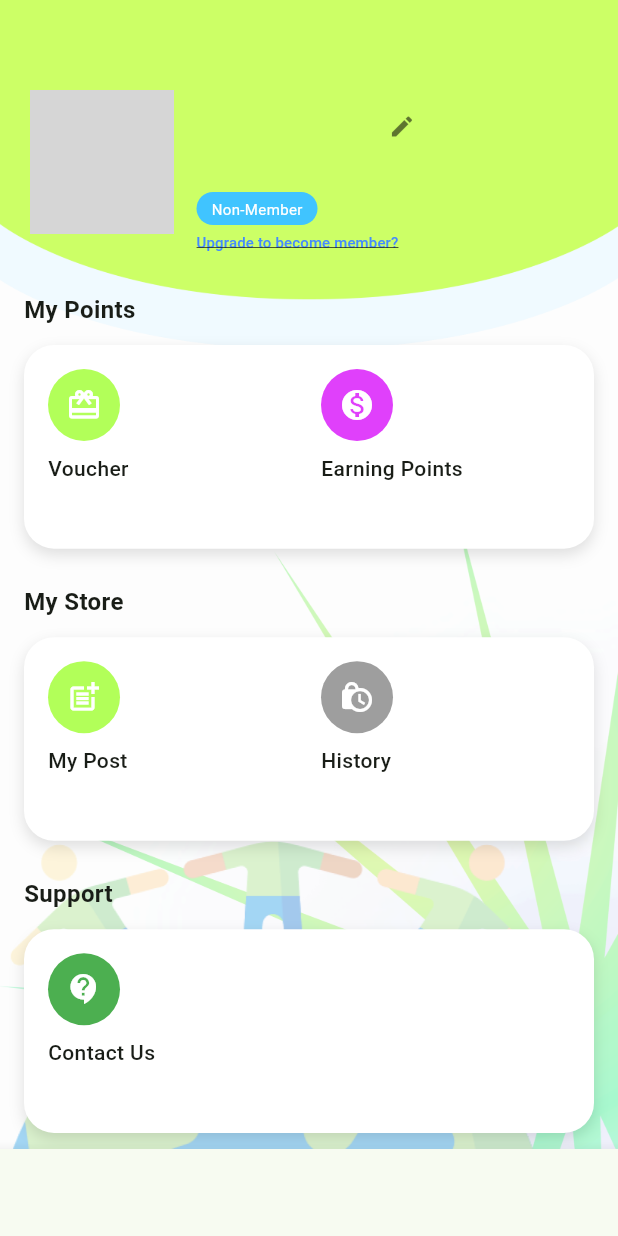
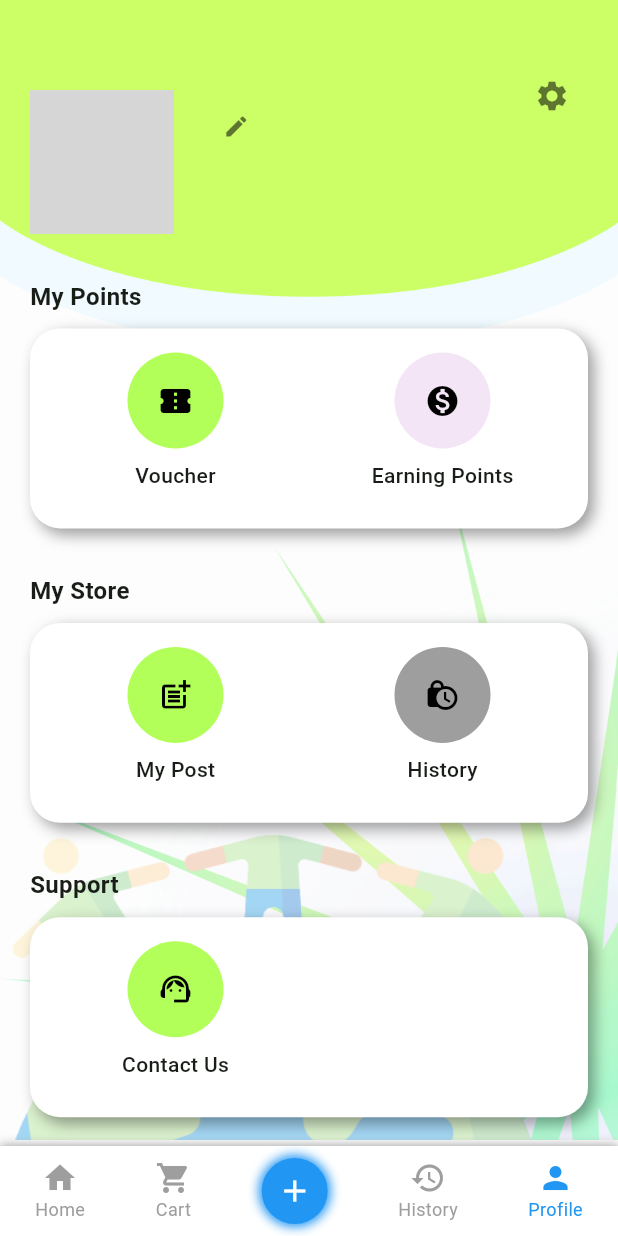
Before and after one commit to siewleeon/EarthShare, a Flutter app: the screen it shows after launch, on a phone screen of 412 x 824 dp. Run offline on Flutter 3.47's test engine with Material 3 defaults, Android fonts, the phone set to English and light mode, and no system bars; our stand-ins replace cloud_firestore, firebase_auth, firebase_core, firebase_storage, image_picker, shared_preferences and 1 more; accounts and stored records are empty; network calls fail; project files that could hold a hidden picture were left out; grey boxes are pictures that could not be loaded.

Commit message:
merge all

```diff
--- a/lib/profile.dart
+++ b/lib/profile.dart
@@ -1,5 +1,6 @@
 import 'package:cloud_firestore/cloud_firestore.dart';
 import 'package:flutter/material.dart';
+import 'package:second_hand_shop/accountSetting.dart';
 import './edit_profile.dart';
 import 'package:firebase_auth/firebase_auth.dart';
 
@@ -17,17 +18,31 @@ class _ProfilePageState extends State<ProfilePage> {
   String phone = '';
   String email = '';
   String address = '';
-  bool isMember = false;
   String avatarUrl = '';
   String sampleAvatarUrl =
       'https://cdn-icons-png.flaticon.com/512/3135/3135715.png';
+
 
   void _navigateToEditPage() async {
     final shouldRefresh = await Navigator.push(
       context,
       MaterialPageRoute(
         builder: (context) =>
-            EditProfilePage(userId: FirebaseAuth.instance.currentUser!.uid),
+            EditProfilePage(userUid: FirebaseAuth.instance.currentUser!.uid),
+      ),
+    );
+
+    if (shouldRefresh == true) {
+      _loadUserProfile();
+    }
+  }
+
+  void _navigateToSettingPage() async {
+    final shouldRefresh = await Navigator.push(
+      context,
+      MaterialPageRoute(
+        builder: (context) =>
+            SettingsPage(),
       ),
     );
 
@@ -46,18 +61,18 @@ class _ProfilePageState extends State<ProfilePage> {
     final currentUser = FirebaseAuth.instance.currentUser;
     if (currentUser == null) return;
 
-    final userId = currentUser.uid;
+    final UID = currentUser.uid;
 
     DocumentSnapshot doc =
-    await FirebaseFirestore.instance.collection('Users').doc(userId).get();
+    await FirebaseFirestore.instance.collection('Users').doc(UID).get();
     if (doc.exists) {
       Map<String, dynamic> data = doc.data() as Map<String, dynamic>;
       setState(() {
+        userId=data['userId'] ?? '';
         username = data['name'] ?? '';
         phone = data['phone'] ?? '';
         email = data['email'] ?? '';
         address = data['address'] ?? '';
-        isMember = data['member_Status'] ?? false;
         avatarUrl = data['profile_Picture'] ?? '';
       });
     }
@@ -78,15 +93,13 @@ class _ProfilePageState extends State<ProfilePage> {
           ),
           // Foreground content
           SingleChildScrollView(
-
             child: Column(
-              crossAxisAlignment: CrossAxisAlignment.start, // Aligns the column content to the left
               children: [
                 buildTopSection(),
 
                 buildCardSection("My Points", [
-                  buildFeatureButton(label: "Voucher", icon: Icons.card_giftcard),
-                  buildFeatureButton(label: "Earning Points", icon: Icons.monetization_on, iconBgColor: Colors.purpleAccent),
+                  buildFeatureButton(label: "Voucher", icon: Icons.confirmation_number),
+                  buildFeatureButton(label: "Earning Points", icon: Icons.monetization_on, iconBgColor: Colors.purple.shade50),
                 ]),
 
                 buildCardSection("My Store", [
@@ -95,114 +108,87 @@ class _ProfilePageState extends State<ProfilePage> {
                 ]),
 
                 buildCardSection("Support", [
-                  buildFeatureButton(label: "Contact Us", icon: Icons.contact_support, iconBgColor: Colors.green),
+                  buildFeatureButton(label: "Contact Us", icon: Icons.support_agent),
                 ]),
-
-                SizedBox(height: 80), // for bottom nav bar space
               ],
             ),
           ),
 
         ],
       ),
-      bottomNavigationBar: BottomNavigationBar(
-        currentIndex: 4,
-        backgroundColor: Colors.grey,
-        onTap: (index) {
-          // handle navigation
-        },
-        items: const [
-          BottomNavigationBarItem(icon: Icon(Icons.home),label: 'Home'),
-          BottomNavigationBarItem(icon: Icon(Icons.search), label: 'Search'),
-          BottomNavigationBarItem(icon: Icon(Icons.add_circle_outline), label: 'Post'),
-          BottomNavigationBarItem(icon: Icon(Icons.history), label: 'History'),
-          BottomNavigationBarItem(icon: Icon(Icons.person), label: 'Profile'),
-        ],
-      ),
+      bottomNavigationBar: _buildBottomNavigationBar()
+
     );
   }
 
   Widget buildTopSection() {
     return Padding(
-      padding: const EdgeInsets.fromLTRB(20, 60, 20, 15),
+      padding: const EdgeInsets.fromLTRB(20, 40, 20, 15),
+      child: Stack(
+        children: [
+          // Top content
+          Padding(
+            padding: const EdgeInsets.only(top: 20),
             child: Row(
               crossAxisAlignment: CrossAxisAlignment.start,
               children: [
-          // Bigger Avatar
+                // Avatar
                 CircleAvatar(
                   radius: 48,
                   backgroundImage: NetworkImage(avatarUrl),
                 ),
                 const SizedBox(width: 15),
+
                 // User Info Column
                 Expanded(
                   child: Column(
                     crossAxisAlignment: CrossAxisAlignment.start,
                     children: [
-                // Name + Edit Button Row
                       Row(
-                  crossAxisAlignment: CrossAxisAlignment.start,
+                        crossAxisAlignment: CrossAxisAlignment.center,
                         children: [
-                    Expanded(
+                          Flexible(
                             child: Text(
                               username,
-                        style: TextStyle(
-                          fontSize: 20,
+                              style: const TextStyle(
+                                fontSize: 25,
                                 fontWeight: FontWeight.bold,
                                 color: Colors.black,
                               ),
+                              overflow: TextOverflow.ellipsis,
                             ),
                           ),
-                    Padding(
-                      padding: const EdgeInsets.fromLTRB(0, 0, 100, 0),
-                      child: IconButton(
-                        padding: EdgeInsets.zero,
-                        constraints: BoxConstraints(),
-                        icon: Icon(Icons.edit, size: 18, color: Colors.black54),
+                          IconButton(
+                            icon: const Icon(Icons.edit, size: 18, color: Colors.black54),
+                            padding: const EdgeInsets.only(left: 5),
+                            constraints: const BoxConstraints(),
                             onPressed: _navigateToEditPage,
+                          ),
+                        ],
+                      ),
+                      const SizedBox(height: 4),
+
+                      Text(
+                        userId,
+                        style: const TextStyle(fontSize: 15, color: Colors.grey),
+                      ),
+
+
+
+                    ],
                   ),
                 ),
               ],
             ),
+          ),
 
-                // Tighter layout between elements
-                const SizedBox(height: 2),
-                Text(
-                  userId,
-                  style: TextStyle(fontSize: 10, color: Colors.blue),
-                ),
-                const SizedBox(height: 4),
-                Container(
-                  padding: EdgeInsets.symmetric(horizontal: 10, vertical: 4),
-                  decoration: BoxDecoration(
-                    color: Colors.lightBlueAccent,
-                    borderRadius: BorderRadius.circular(12),
-                  ),
-                  child: Text(
-                    'Non-Member',
-                    style: TextStyle(color: Colors.white, fontSize: 10),
-                  ),
-                ),
-                const SizedBox(height: 4),
-                TextButton(
-                  onPressed: () {
-                    // go to upgrade page
-                  },
-                  style: TextButton.styleFrom(
-                    padding: EdgeInsets.zero,
-                    minimumSize: Size(0, 0),
-                    tapTargetSize: MaterialTapTargetSize.shrinkWrap,
-                  ),
-                  child: Text(
-                    'Upgrade to become member?',
-                    style: TextStyle(
-                      fontSize: 10,
-                      color: Colors.blueAccent,
-                      decoration: TextDecoration.underline,
-                    ),
-                  ),
-                ),
-              ],
+          // Settings icon at top-left
+          Positioned(
+            top: 0,
+            right: 0,
+            child: IconButton(
+              icon: const Icon(Icons.settings, color: Colors.black54),
+              onPressed: _navigateToSettingPage,
             ),
           ),
         ],
@@ -210,9 +196,10 @@ class _ProfilePageState extends State<ProfilePage> {
     );
   }
 
+
   Widget buildCardSection(String title, List<Widget> children) {
     return Padding(
-      padding: const EdgeInsets.symmetric(horizontal: 16.0, vertical: 12),
+      padding: const EdgeInsets.symmetric(horizontal: 20.0, vertical: 15.0),
       child: Column(
         crossAxisAlignment: CrossAxisAlignment.start,
         children: [
@@ -223,16 +210,16 @@ class _ProfilePageState extends State<ProfilePage> {
               fontWeight: FontWeight.bold,
             ),
           ),
-          const SizedBox(height: 12),
+          const SizedBox(height: 10),
           Container(
             decoration: BoxDecoration(
               color: Colors.white,
               borderRadius: BorderRadius.circular(20),
               boxShadow: [
                 BoxShadow(
-                  color: Colors.black12,
+                  color: Colors.black38,
                   blurRadius: 8,
-                  offset: Offset(0, 4),
+                  offset: Offset(4, 4),
                 ),
               ],
             ),
@@ -260,18 +247,18 @@ class _ProfilePageState extends State<ProfilePage> {
   }) {
     return GestureDetector(
       onTap: onTap,
+
       child: SizedBox(
-        width: 130,
+
         child: Column(
-          crossAxisAlignment: CrossAxisAlignment.start,
           children: [
             Container(
-              padding: EdgeInsets.all(12),
+              padding: EdgeInsets.all(20),
               decoration: BoxDecoration(
                 color: iconBgColor,
                 shape: BoxShape.circle,
               ),
-              child: Icon(icon, color: Colors.white),
+              child: Icon(icon, color: Colors.black),
             ),
             SizedBox(height: 8),
             Text(
@@ -284,6 +271,93 @@ class _ProfilePageState extends State<ProfilePage> {
     );
   }
 
+  Widget _buildBottomNavigationBar() {
+    return Container(
+      decoration: BoxDecoration(
+        color: Colors.white,
+        boxShadow: [
+          BoxShadow(
+            color: Colors.grey,
+            spreadRadius: 1,
+            blurRadius: 5,
+          ),
+        ],
+      ),
+      child: Padding(
+        padding: const EdgeInsets.symmetric(vertical: 8),
+        child: Row(
+          mainAxisAlignment: MainAxisAlignment.spaceAround,
+          children: [
+            _buildNavItem(Icons.home, 'Home',false),
+            _buildNavItem(Icons.shopping_cart, 'Cart', false),
+            _buildAddButton(),
+            _buildNavItem(Icons.history, 'History', false),
+            _buildNavItem(Icons.person, 'Profile', true),
+          ],
+        ),
+      ),
+    );
+  }
 
+  Widget _buildNavItem(IconData icon, String label, bool isSelected) {
+    return Builder(
+      builder: (context) => GestureDetector(
+        onTap: () {
+          switch (label) {
+            case 'Home':
+              Navigator.pushReplacementNamed(context, '/home');
+              break;
+            case 'Cart':
+              Navigator.pushReplacementNamed(context, '/cart');
+              break;
+            case 'History':
+              Navigator.pushReplacementNamed(context, '/history');
+              break;
+            case 'Profile':
+              Navigator.pushReplacementNamed(context, '/profile');
+              break;
+          }
+        },
+        child: Column(
+          mainAxisSize: MainAxisSize.min,
+          children: [
+            Icon(
+              icon,
+              color: isSelected ? Colors.blue : Colors.grey,
+            ),
+            Text(
+              label,
+              style: TextStyle(
+                color: isSelected ? Colors.blue : Colors.grey,
+                fontSize: 12,
+              ),
+            ),
+          ],
+        ),
+      ),
+    );
+  }
+
+  Widget _buildAddButton() {
+    return Container(
+      width: 44,
+      height: 44,
+      decoration: BoxDecoration(
+        color: Colors.blue,
+        shape: BoxShape.circle,
+        boxShadow: [
+          BoxShadow(
+            color: Colors.blue,
+            spreadRadius: 2,
+            blurRadius: 5,
+          ),
+        ],
+      ),
+      child: const Icon(
+        Icons.add,
+        color: Colors.white,
+      ),
+    );
+  }
 
 }
```
Lines whose indentation alone changed are shown as unchanged.
